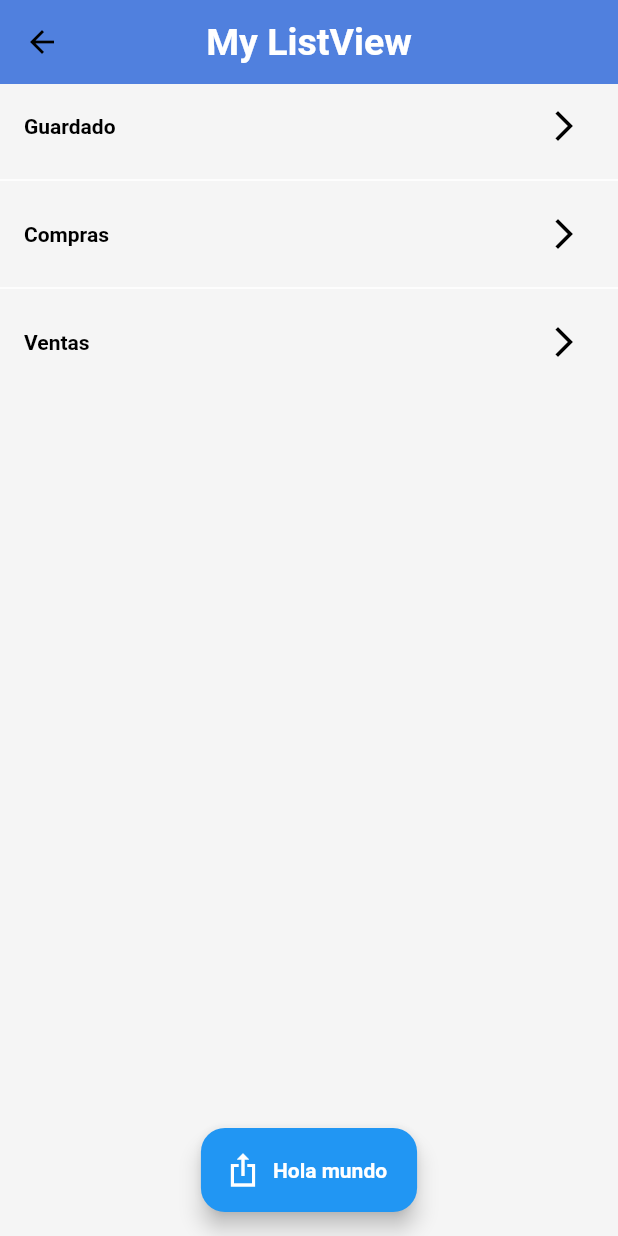
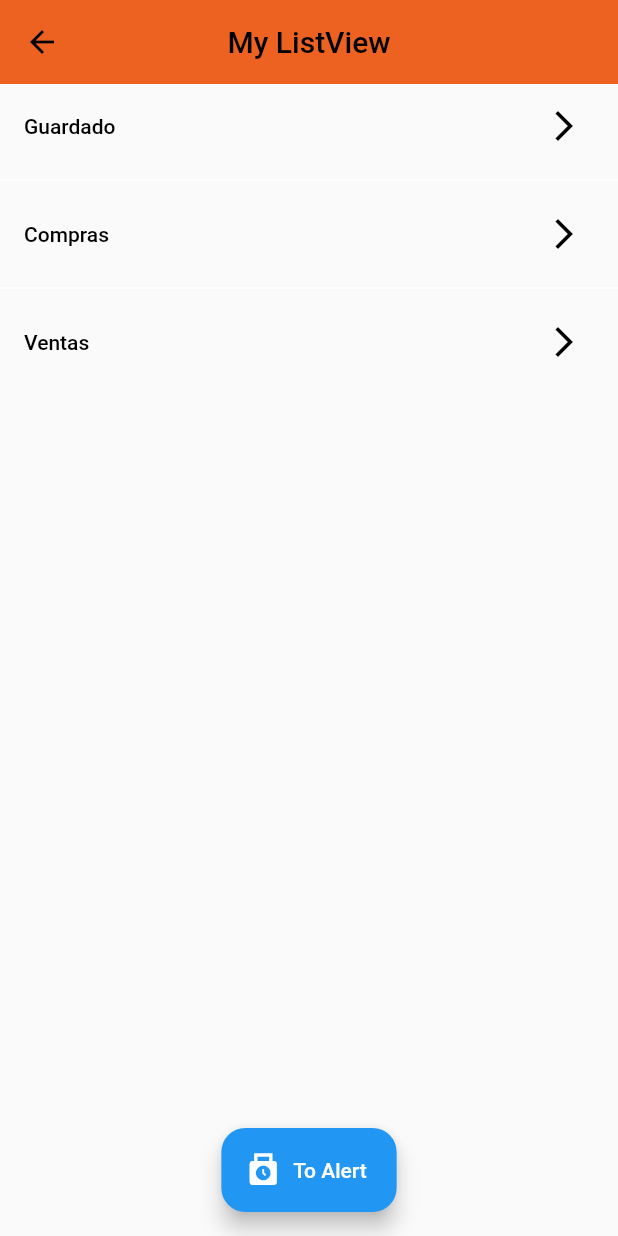
Before and after one commit to PyKt/Flutter_Components, a Flutter app: the ListViewScreen screen opened by its route, on a phone screen of 412 x 824 dp. Run offline on Flutter 3.47's test engine with Material 2 defaults, Android fonts, the phone set to English and light mode, and no system bars.

Commit message:
theme updates

```diff
--- a/lib/main.dart
+++ b/lib/main.dart
@@ -1,7 +1,5 @@
-import 'dart:typed_data';
-
+import 'package:flutter/material.dart';
 import 'package:fl_components/screens/screens.dart';
-import 'package:flutter/material.dart';
 import 'package:fl_components/routes/app_routes.dart';
 
 void main() => runApp(const MyApp());
--- a/lib/screens/alert_screen.dart
+++ b/lib/screens/alert_screen.dart
@@ -4,6 +4,7 @@ class AlertScreen extends StatelessWidget {
   const AlertScreen({Key? key}) : super(key: key);
 
   @override
+
   Widget build(BuildContext context) {
     return Scaffold(
       appBar: AppBar(
--- a/lib/screens/card_screen.dart
+++ b/lib/screens/card_screen.dart
@@ -12,7 +12,7 @@ class CardScreen extends StatelessWidget {
         elevation: 0,
       ),
       body: const Center(),
-      floatingActionButtonLocation: FloatingActionButtonLocation.centerDocked,
+      floatingActionButtonLocation: FloatingActionButtonLocation.centerFloat,
       floatingActionButton: FloatingActionButton.extended(
         onPressed: () {
           Navigator.pushNamed(context, "HomeScreen");
--- a/lib/screens/home_screen.dart
+++ b/lib/screens/home_screen.dart
@@ -1,3 +1,4 @@
+import 'package:fl_components/screens/screens.dart';
 import 'package:flutter/material.dart';
 import 'package:fl_components/routes/app_routes.dart';
 
@@ -15,7 +16,11 @@ class HomeScreen extends StatelessWidget {
       ),
       body: ListView.separated(
           itemBuilder: (context, index) => ListTile(
-                leading: Icon(menuGeneral[index].icon),
+                leading: IconTheme(
+                    data: MyTheme.iconThemeCustom,
+                    child: Icon(menuGeneral[index].icon)),
+
+                //Icon(menuGeneral[index].icon,  Color: MyTheme.primary),
                 title: Text(menuGeneral[index].name),
                 onTap: () {
                   Navigator.pushNamed(context, menuGeneral[index].routes);
--- a/lib/screens/listview_screen.dart
+++ b/lib/screens/listview_screen.dart
@@ -7,27 +7,24 @@ class ListViewScreen extends StatelessWidget {
   @override
   Widget build(BuildContext context) {
     return Scaffold(
-      backgroundColor: Colors.grey.shade100,
       appBar: AppBar(
         elevation: 0,
         centerTitle: true,
         title: const Text(
           'My ListView',
-          style: TextStyle(fontWeight: FontWeight.bold),
         ),
       ),
       body: ListView.separated(
         itemCount: opciones.length,
         itemBuilder: (context, i) => ListTile(
-          title: Text(
-              style: const TextStyle(fontWeight: FontWeight.bold), opciones[i]),
+          title: Text(opciones[i]),
           trailing: const Icon(
             Icons.arrow_forward_ios_outlined,
           ),
           onTap: () {
             final mylist = opciones[i];
             print(mylist);
-            Navigator.pushNamed(context, 'HomeScreen');
+            Navigator.pushNamed(context, "CardScreen");
 
             //iniciamos una ruta
             // final homescreenroute =
@@ -43,10 +40,9 @@ class ListViewScreen extends StatelessWidget {
           Navigator.pushNamed(context, 'AlertScreen');
         },
         icon: const Icon(
-          Icons.ios_share_sharp,
+          Icons.punch_clock,
         ),
-        label: const Text(
-            style: TextStyle(fontWeight: FontWeight.bold), "Hola mundo"),
+        label: const Text("To Alert"),
       ),
     );
   }
--- a/lib/themes/my_personal_theme.dart
+++ b/lib/themes/my_personal_theme.dart
@@ -1,13 +1,27 @@
 import 'package:flutter/material.dart';
 
 class MyTheme {
-  //static const Color primary = Color(0xFF5080DE);
+  static const Color light = Color(0xFFEE6221);
+  static const Color dark = Color(0xFFEE4721);
+  static const IconThemeData iconTheme =
+      IconThemeData(color: Color(0xFF3F51B5));
+
   static final ThemeData lightTheme = ThemeData.light().copyWith(
-      useMaterial3: true,
-      appBarTheme: const AppBarTheme(
-          color: Color(0xFF5080DE), titleTextStyle: TextStyle(fontSize: 25)));
+    useMaterial3: true,
+    appBarTheme: const AppBarTheme(
+      color: light,
+    ),
+  );
+
   static final ThemeData darkTheme = ThemeData.dark().copyWith(
-      useMaterial3: true,
-      appBarTheme: const AppBarTheme(
-          color: Color(0xFFEE4721), titleTextStyle: TextStyle(fontSize: 25)));
+    appBarTheme: const AppBarTheme(
+      color: dark,
+    ),
+    textTheme: const TextTheme(bodyMedium: TextStyle(color: Colors.blueAccent)),
+    scaffoldBackgroundColor: Colors.black,
+  );
+  static const IconThemeData iconThemeCustom = IconThemeData(
+    color: Color(0xFFD13030),
+    opacity: 1.0,
+  );
 }
```
Also changed, not shown: lib/routes/app_routes.dart (line endings or trailing spaces).
